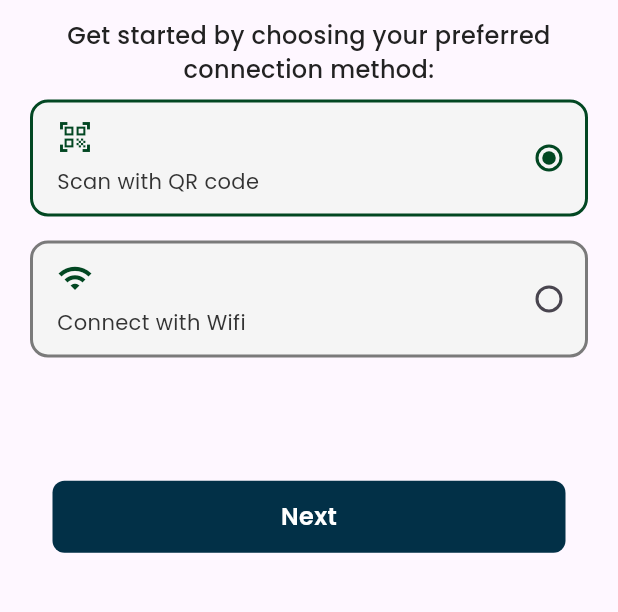
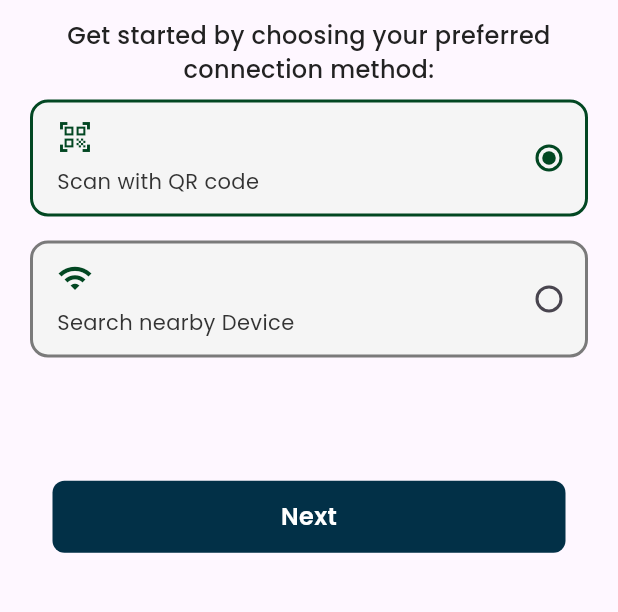
Before and after one commit to atifkhan77/EcoGene, a Flutter app: the connection screen opened directly, on a phone screen of 412 x 824 dp, the part 554-1166 px from its top. Run offline on Flutter 3.47's test engine with Material 3 defaults, Android fonts, the phone set to English and light mode, and no system bars; our stand-ins replace google_fonts; missing offline and left inert: flutter_barcode_scanner.

Commit message:
some minor changes

```diff
--- a/lib/screens/connection.dart
+++ b/lib/screens/connection.dart
@@ -63,7 +63,7 @@ class _connectionState extends State<connection> {
                 _buildMethodOption(
                   ConnectionMethod.Wifi,
                   Icons.wifi,
-                  'Connect with Wifi',
+                  'Search nearby Device',
                 ),
                 CustomButton(
                   buttonText: 'Next',
--- a/lib/screens/scanning.dart
+++ b/lib/screens/scanning.dart
@@ -43,12 +43,13 @@ class _QRScannerScreenState extends State<QRScannerScreen> {
         title: Text('QR Code Scanner'),
       ),
       body: Column(
+        crossAxisAlignment: CrossAxisAlignment.center,
         mainAxisAlignment: MainAxisAlignment.center,
         children: [
           Center(
             child: Text(
               'Scanned Barcode: $_scanResult',
-              style: TextStyle(fontSize: 20.0),
+              style: const TextStyle(fontSize: 20.0),
             ),
           ),
           Spacer(), // Add a spacer to push the button to the bottom
--- a/lib/screens/wifi.dart
+++ b/lib/screens/wifi.dart
@@ -10,6 +10,10 @@ class Wifi_connect extends StatefulWidget {
 class _Wifi_connectState extends State<Wifi_connect> {
   @override
   Widget build(BuildContext context) {
-    return Container();
+    return const Scaffold(
+      body: Column(
+        children: [],
+      ),
+    );
   }
 }
```
